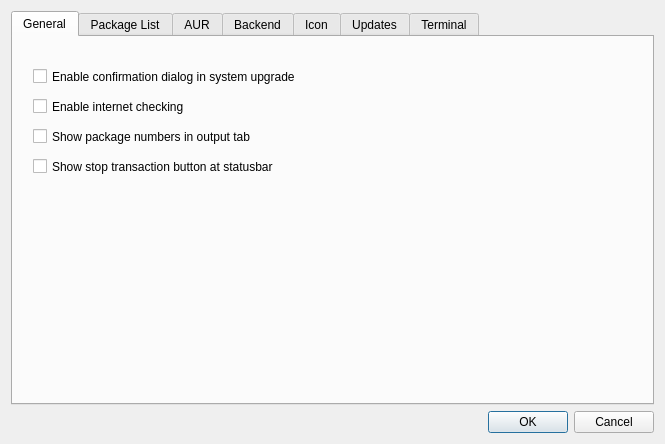
Above: ui/optionsdialog.ui from aarnt/octopi before the change. Below: the same form after it.
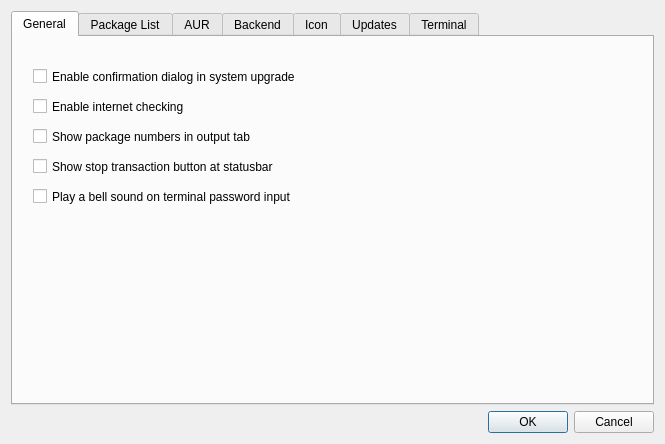
That is the form after the change. The open tabs and pages were chosen to show the change.

Commit message: - Add "Play a bell sound" option to the General tab on optionsdialog.

The edit to the form file:
```diff
--- a/ui/optionsdialog.ui
+++ b/ui/optionsdialog.ui
@@ -89,6 +89,19 @@
           <string>Enable internet checking</string>
          </property>
         </widget>
+        <widget class="QCheckBox" name="cbPlayBellSound">
+         <property name="geometry">
+          <rect>
+           <x>20</x>
+           <y>148</y>
+           <width>611</width>
+           <height>23</height>
+          </rect>
+         </property>
+         <property name="text">
+          <string>Play a bell sound on terminal password input</string>
+         </property>
+        </widget>
        </widget>
        <widget class="QWidget" name="tabPackageList">
         <attribute name="title">
```
Left out of the diff: 2 changed lines with no effect on the pictures. The commit also changes 7 other files.
